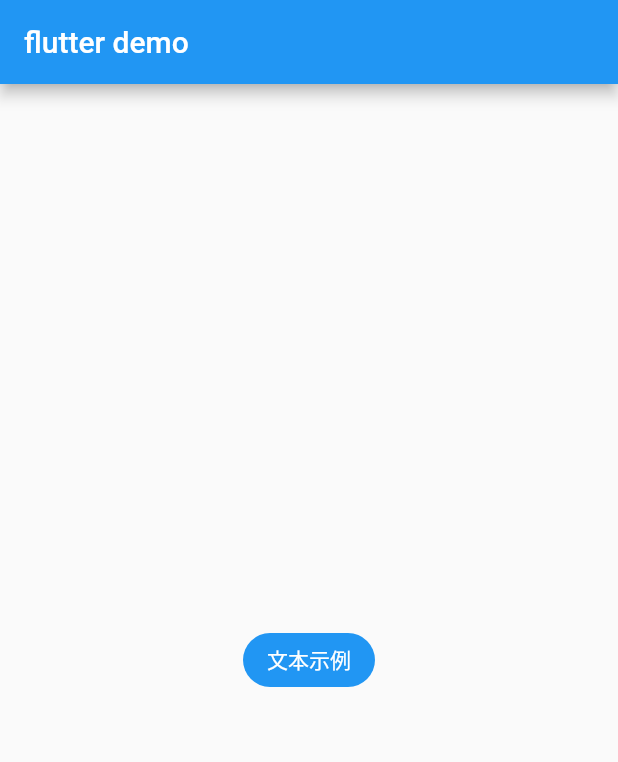
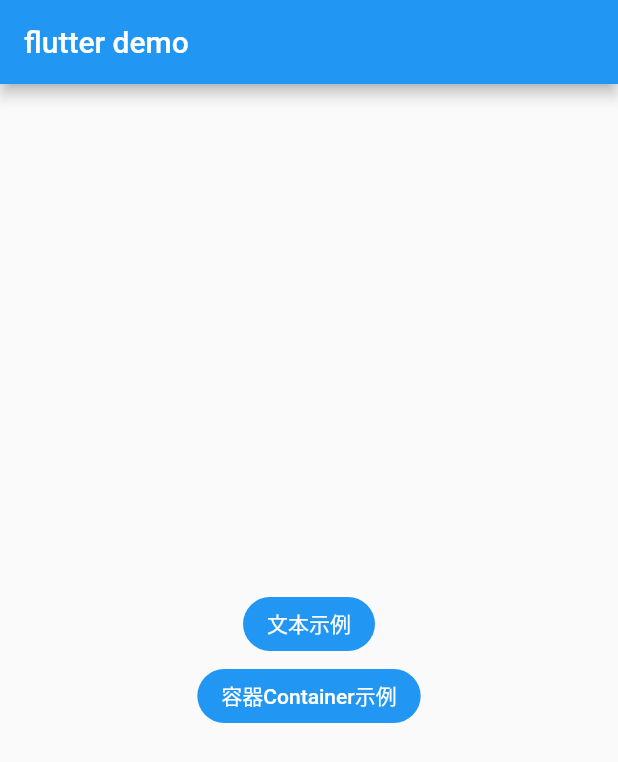
Before and after one commit to chenqf/flutter_widget_demo, a Flutter app: the screen it shows after launch, on a phone screen of 412 x 824 dp. Shown: the top 762 px of the screen. Run offline on Flutter 3.47's test engine with Material 2 defaults, Android fonts, the phone set to English and light mode, and no system bars.

Commit message:
组件 Container 简单相关内容

```diff
--- a/lib/main.dart
+++ b/lib/main.dart
@@ -1,5 +1,6 @@
 import 'package:flutter/material.dart';
 import './demo/text.dart';
+import './demo/container.dart';
 
 void main() => runApp(new MyApp());
 
@@ -50,7 +51,23 @@ class _MyHomePageState extends State<MyHomePage> {
                   })
                 );
               },
-            )
+            ),
+            new FlatButton(
+              child: Text("容器Container示例"),
+              color: Colors.blue,
+              highlightColor: Colors.blue[700],
+              colorBrightness: Brightness.dark,
+              splashColor: Colors.grey,
+              shape:RoundedRectangleBorder(borderRadius: BorderRadius.circular(20.0)),
+              onPressed: () {
+                  //导航到新路由
+                Navigator.push( context,
+                  new MaterialPageRoute(builder: (context) {
+                    return new MyContainer();
+                  })
+                );
+              },
+            ),
           ],
         ),
       )
```
Also changed, not shown: lib/demo/container.dart (added, +44 -0 lines).
